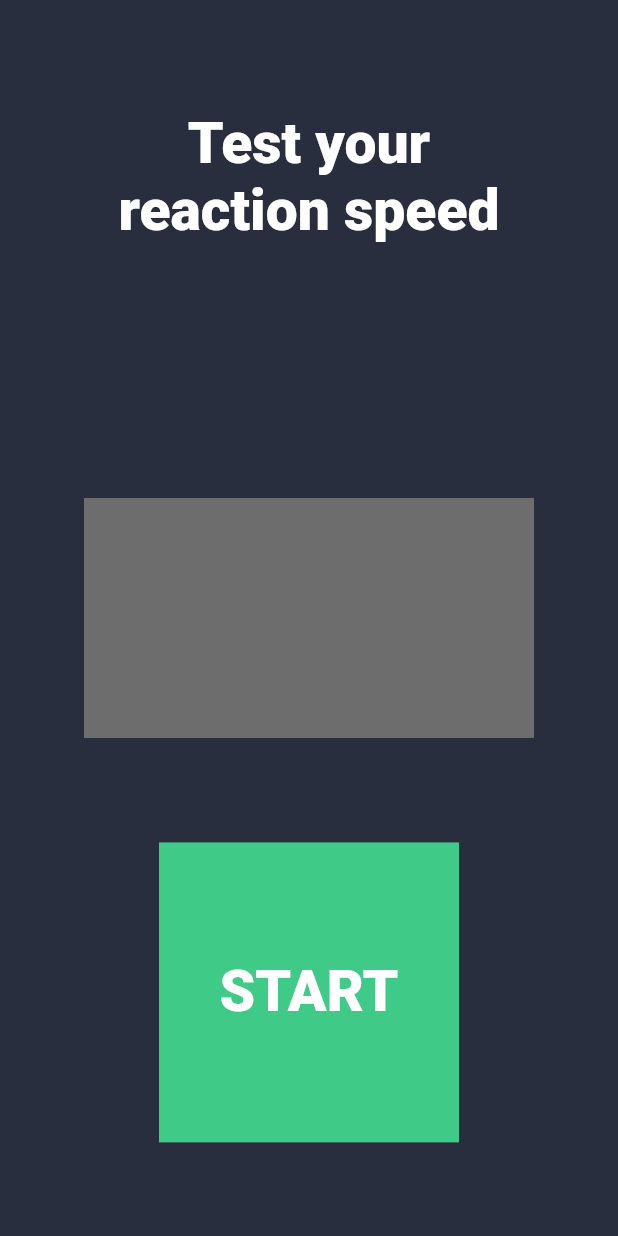
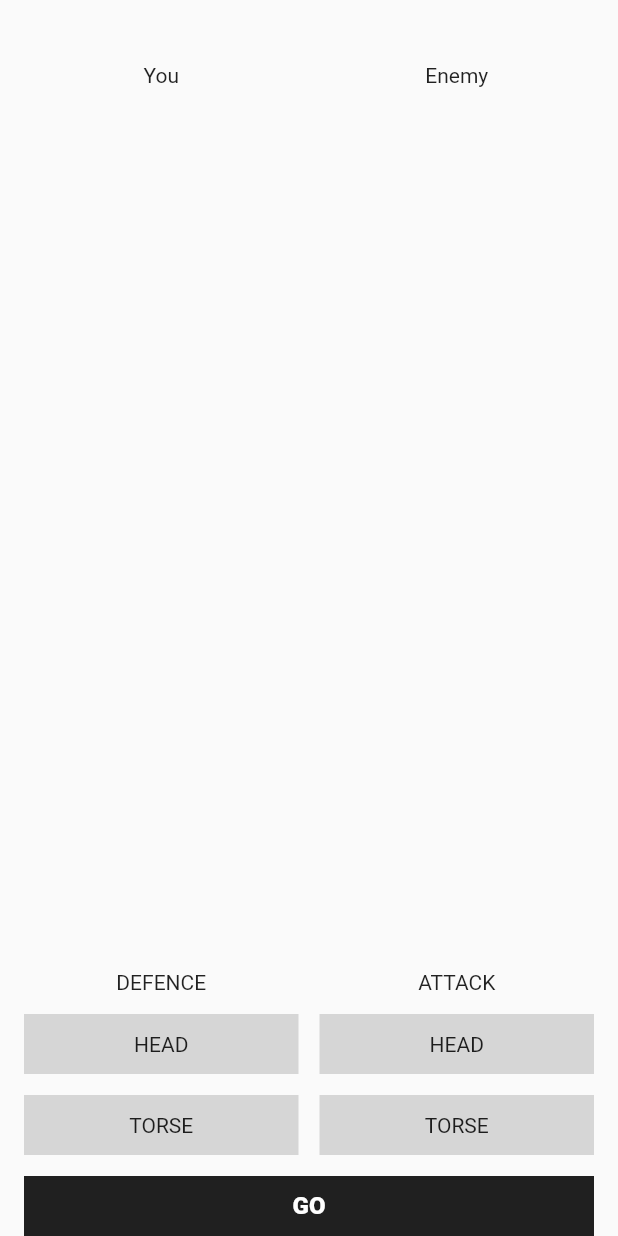
Before and after one commit to Mikhail-Ivanou/skillbranch_mentor, a Flutter app: the screen it shows after launch, on a phone screen of 412 x 824 dp. Run offline on Flutter 3.47's test engine with Material 2 defaults, Android fonts, the phone set to English and light mode, and no system bars.

Commit message:
ht2- initial

```diff
--- a/lib/main.dart
+++ b/lib/main.dart
@@ -1,6 +1,3 @@
-import 'dart:async';
-import 'dart:math';
-
 import 'package:flutter/cupertino.dart';
 import 'package:flutter/material.dart';
 
@@ -26,127 +23,186 @@ class MyHomePage extends StatefulWidget {
 }
 
 class _MyHomePageState extends State<MyHomePage> {
-  String millisecondsText = '';
-  GameState gameState = GameState.readyToStart;
-
-  Timer? waitingTimer;
-  Timer? stoppableTimer;
+  BodyPart? defendingBodyPart;
+  BodyPart? attackingBodyPart;
 
   @override
   Widget build(BuildContext context) {
     return Scaffold(
-        backgroundColor: Color(0xFF282E3D),
-        body: Stack(
-          children: [
-            const Align(
-              alignment: Alignment(0, -0.8),
-              child: Text(
-                'Test your\nreaction speed',
-                textAlign: TextAlign.center,
-                style: TextStyle(fontSize: 38, fontWeight: FontWeight.w900, color: Colors.white),
+      body: Column(
+        children: [
+          const SizedBox(
+            height: 42,
+          ),
+          Row(
+            children: [
+              const SizedBox(
+                width: 16,
               ),
-            ),
-            Align(
-              alignment: Alignment.center,
-              child: ColoredBox(
-                color: Color(0xFF6D6D6D),
-                child: SizedBox(
-                  height: 160,
-                  width: 300,
+              Expanded(child: Center(child: Text('You'))),
+              const SizedBox(
+                width: 14,
+              ),
+              Expanded(child: Center(child: Text('Enemy'))),
+              const SizedBox(
+                width: 16,
+              ),
+            ],
+          ),
+          Spacer(),
+          Row(
+            mainAxisAlignment: MainAxisAlignment.center,
+            children: [
+              const SizedBox(
+                width: 16,
+              ),
+              Expanded(
+                child: Column(
+                  children: [
+                    const SizedBox(
+                      height: 40,
+                    ),
+                    Text('Defence'.toUpperCase()),
+                    const SizedBox(
+                      height: 13,
+                    ),
+                    _BodyPartButton(
+                      bodyPart: BodyPart.head,
+                      selected: defendingBodyPart == BodyPart.head,
+                      bodyPartSetter: _selectDefendingBodyPart,
+                    ),
+                    SizedBox(
+                      height: 14,
+                    ),
+                    _BodyPartButton(
+                      bodyPart: BodyPart.torse,
+                      selected: defendingBodyPart == BodyPart.torse,
+                      bodyPartSetter: _selectDefendingBodyPart,
+                    ),
+                  ],
+                ),
+              ),
+              const SizedBox(
+                width: 14,
+              ),
+              Expanded(
+                child: Column(
+                  children: [
+                    SizedBox(
+                      height: 40,
+                    ),
+                    Text('Attack'.toUpperCase()),
+                    const SizedBox(
+                      height: 13,
+                    ),
+                    _BodyPartButton(
+                      bodyPart: BodyPart.head,
+                      selected: attackingBodyPart == BodyPart.head,
+                      bodyPartSetter: _selectAttackingBodyPart,
+                    ),
+                    SizedBox(
+                      height: 14,
+                    ),
+                    _BodyPartButton(
+                      bodyPart: BodyPart.torse,
+                      selected: attackingBodyPart == BodyPart.torse,
+                      bodyPartSetter: _selectAttackingBodyPart,
+                    ),
+                  ],
+                ),
+              ),
+              const SizedBox(
+                width: 16,
+              ),
+            ],
+          ),
+          const SizedBox(
+            height: 14,
+          ),
+          Row(
+            children: [
+              const SizedBox(
+                width: 16,
+              ),
+              Expanded(
+                  child: SizedBox(
+                height: 40,
+                child: ColoredBox(
+                  color: Color.fromRGBO(0, 0, 0, 0.87),
                   child: Center(
                     child: Text(
-                      millisecondsText,
-                      textAlign: TextAlign.center,
-                      style: TextStyle(fontSize: 36, fontWeight: FontWeight.w500, color: Colors.white),
-                    ),
-                  ),
-                ),
-              ),
-            ),
-            Align(
-              alignment: const Alignment(0, 0.8),
-              child: GestureDetector(
-                onTap: () => setState(() {
-                  switch (gameState) {
-                    case GameState.readyToStart:
-                      gameState = GameState.waiting;
-                      millisecondsText = '';
-                      _startWaitingTimer();
-                      break;
-                    case GameState.waiting:
-                      break;
-                    case GameState.canBeStopped:
-                      gameState = GameState.readyToStart;
-                      stoppableTimer?.cancel();
-                      break;
-                  }
-                }),
-                child: ColoredBox(
-                  color: _getButtonColor(),
-                  child: SizedBox(
-                    height: 200,
-                    width: 200,
-                    child: Center(
-                      child: Text(
-                        _getButtonText(),
-                        style: TextStyle(fontSize: 38, fontWeight: FontWeight.w900, color: Colors.white),
+                      'Go'.toUpperCase(),
+                      style: TextStyle(
+                        fontSize: 16,
+                        fontWeight: FontWeight.w900,
+                        color: Colors.white,
                       ),
                     ),
                   ),
                 ),
+              )),
+              const SizedBox(
+                width: 16,
               ),
-            )
-          ],
-          // This trailing comma makes auto-formatting nicer for build methods.
-        ));
+            ],
+          )
+        ],
+      ),
+    );
   }
 
-  String _getButtonText() {
-    switch (gameState) {
-      case GameState.readyToStart:
-        return 'START';
-      case GameState.waiting:
-        return 'WAIT';
-      case GameState.canBeStopped:
-        return 'STOP';
-    }
-  }
-
-  Color _getButtonColor() {
-    switch (gameState) {
-      case GameState.readyToStart:
-        return Color(0xFF40CA88);
-      case GameState.waiting:
-        return Color(0xFFE0982D);
-      case GameState.canBeStopped:
-        return Color(0xFFE02D47);
-    }
-  }
-
-  void _startWaitingTimer() {
-    final int randomMilliseconds = Random().nextInt(4000) + 1000;
-    waitingTimer = Timer(Duration(milliseconds: randomMilliseconds), () {
-      setState(() {
-        gameState = GameState.canBeStopped;
-      });
-      _startStoppableTimer();
+  void _selectDefendingBodyPart(final BodyPart value) {
+    setState(() {
+      defendingBodyPart = value;
     });
   }
 
-  void _startStoppableTimer() {
-    stoppableTimer = Timer.periodic(Duration(milliseconds: 16), (timer) {
-      setState(() {
-        millisecondsText = '${timer.tick * 16} ms';
-      });
+  void _selectAttackingBodyPart(final BodyPart value) {
+    setState(() {
+      attackingBodyPart = value;
     });
-  }
-
-  @override
-  void dispose() {
-    waitingTimer?.cancel();
-    stoppableTimer?.cancel();
-    super.dispose();
   }
 }
 
-enum GameState { readyToStart, waiting, canBeStopped }
+class _BodyPartButton extends StatelessWidget {
+  final BodyPart bodyPart;
+  final bool selected;
+  final ValueSetter<BodyPart> bodyPartSetter;
+
+  const _BodyPartButton({
+    Key? key,
+    required this.bodyPart,
+    required this.selected,
+    required this.bodyPartSetter,
+  }) : super(key: key);
+
+  @override
+  Widget build(BuildContext context) {
+    return GestureDetector(
+      onTap: () => bodyPartSetter(bodyPart),
+      child: SizedBox(
+        height: 40,
+        child: ColoredBox(
+          color: selected ? Color(0xFF1C79CE) : Color(0xFFD6D6D6),
+          child: Center(
+            child: Text(bodyPart.name.toUpperCase()),
+          ),
+        ),
+      ),
+    );
+  }
+}
+
+class BodyPart {
+  final String name;
+
+  const BodyPart._(this.name);
+
+  static const head = BodyPart._('Head');
+  static const torse = BodyPart._('Torse');
+
+  @override
+  String toString() {
+    return 'BodyPart{name: $name}';
+  }
+}
--- a/pubspec.yaml
+++ b/pubspec.yaml
@@ -1,4 +1,4 @@
-name: flutter_push
+name: flutter_fight_club
 description: A new Flutter project.
 
 # The following line prevents the package from being accidentally published to
```
Also changed, not shown: 8 other files.
